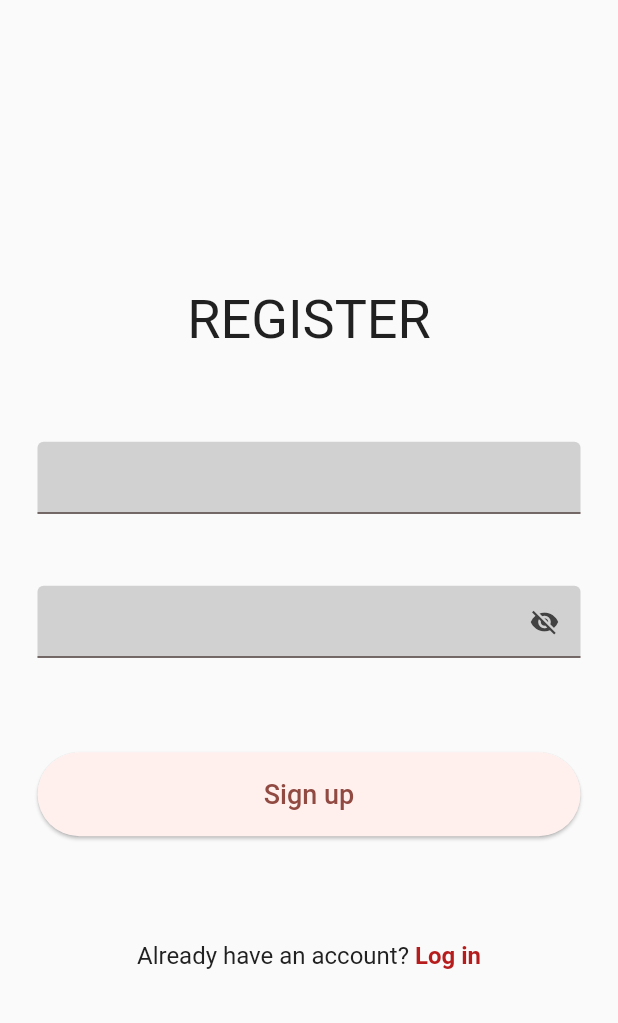
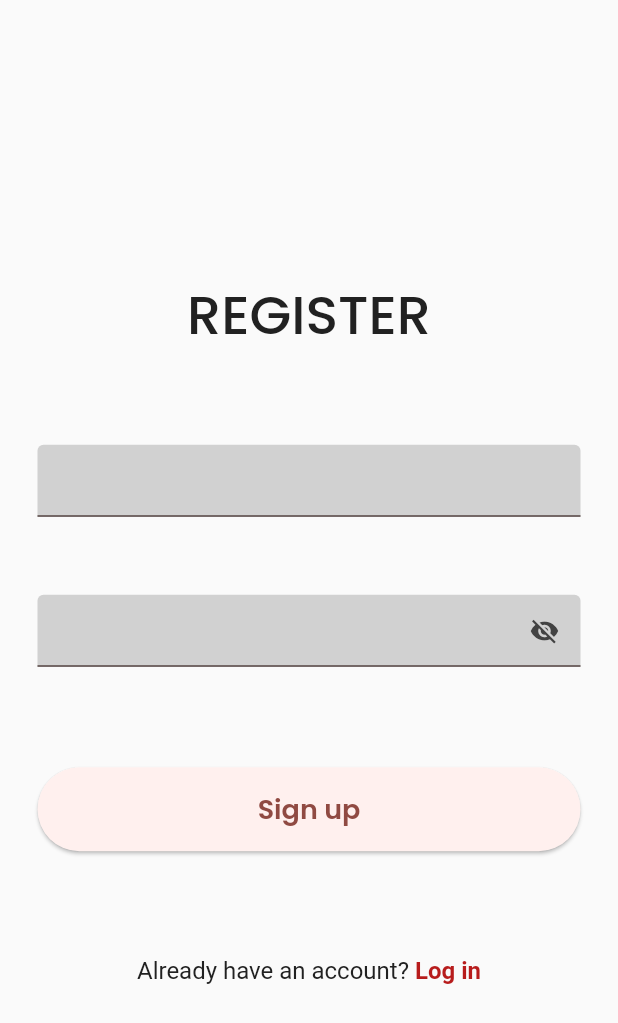
Before and after one commit to MuhammadSabah/Open-Vacancies, a Flutter app: the screen it shows after launch, on a phone screen of 412 x 824 dp. Shown: the top 1023 px of the screen. Run offline on Flutter 3.47's test engine with Material 2 defaults, Android fonts, the phone set to English and light mode, and no system bars; our stand-ins replace cloud_firestore, firebase_auth, firebase_core, google_fonts; accounts and stored records are empty.

Commit message:
Muhammad,Changing the font

```diff
--- a/lib/main.dart
+++ b/lib/main.dart
@@ -1,7 +1,7 @@
 import 'package:class_assignment_2/firebase_options.dart';
 import 'package:class_assignment_2/src/firebase/user_dao.dart';
 import 'package:class_assignment_2/src/screens/open_vacancies_screen.dart';
-
+import 'package:google_fonts/google_fonts.dart';
 import 'package:class_assignment_2/src/screens/register_screen_view.dart';
 import 'package:firebase_core/firebase_core.dart';
 import 'package:flutter/material.dart';
@@ -32,6 +32,7 @@ class _MyAppState extends State<MyApp> {
   Widget build(BuildContext context) {
     return MaterialApp(
         theme: ThemeData().copyWith(
+          textTheme: GoogleFonts.poppinsTextTheme(),
           appBarTheme: const AppBarTheme(
             systemOverlayStyle: SystemUiOverlayStyle(
               statusBarColor: Color.fromARGB(255, 209, 209, 209),
--- a/lib/src/firebase/user_dao.dart
+++ b/lib/src/firebase/user_dao.dart
@@ -1,5 +1,4 @@
 import 'package:firebase_auth/firebase_auth.dart';
-import 'package:flutter/material.dart';
 
 class UserDao {
   final _auth = FirebaseAuth.instance;
--- a/lib/src/screens/create_profile_screen_view.dart
+++ b/lib/src/screens/create_profile_screen_view.dart
@@ -8,7 +8,6 @@ import 'package:class_assignment_2/src/widgets/name_field.dart';
 import 'package:class_assignment_2/src/widgets/phone_field.dart';
 import 'package:firebase_auth/firebase_auth.dart';
 import 'package:flutter/material.dart';
-import 'package:provider/provider.dart';
 
 class CreateProfileScreenView extends StatefulWidget {
   const CreateProfileScreenView({Key? key}) : super(key: key);
--- a/lib/src/screens/login_screen_view.dart
+++ b/lib/src/screens/login_screen_view.dart
@@ -27,6 +27,7 @@ class _LoginScreenView extends State<LoginScreenView> {
   @override
   Widget build(BuildContext context) {
     return Scaffold(
+      resizeToAvoidBottomInset: false,
       body: Form(
         key: _formKey,
         child: Column(
@@ -39,6 +40,7 @@ class _LoginScreenView extends State<LoginScreenView> {
               'Login'.toUpperCase(),
               style: TextStyle(
                 fontSize: 36,
+                fontWeight: FontWeight.w500,
                 color: Colors.grey.shade900,
               ),
             ),
@@ -145,6 +147,7 @@ class _LoginScreenView extends State<LoginScreenView> {
                         'Log in',
                         style: TextStyle(
                           fontSize: 18,
+                          fontWeight: FontWeight.w600,
                         ),
                       ),
                     ),
--- a/lib/src/screens/open_vacancies_screen.dart
+++ b/lib/src/screens/open_vacancies_screen.dart
@@ -7,7 +7,6 @@ import 'package:class_assignment_2/src/widgets/message_card.dart';
 import 'package:cloud_firestore/cloud_firestore.dart';
 import 'package:flutter/material.dart';
 import 'package:flutter/services.dart';
-import 'package:provider/provider.dart';
 
 class OpenVacanciesScreen extends StatefulWidget {
   const OpenVacanciesScreen({Key? key}) : super(key: key);
--- a/lib/src/screens/register_screen_view.dart
+++ b/lib/src/screens/register_screen_view.dart
@@ -27,7 +27,11 @@ class _RegisterScreenView extends State<RegisterScreenView> {
   @override
   Widget build(BuildContext context) {
     return Scaffold(
-      body: Form(
+      resizeToAvoidBottomInset: false,
+      body: Column(
+        mainAxisAlignment: MainAxisAlignment.center,
+        children: [
+          Form(
             key: _formKey,
             child: Column(
               mainAxisAlignment: MainAxisAlignment.center,
@@ -39,6 +43,7 @@ class _RegisterScreenView extends State<RegisterScreenView> {
                   'Register'.toUpperCase(),
                   style: TextStyle(
                     fontSize: 36,
+                    fontWeight: FontWeight.w500,
                     color: Colors.grey.shade900,
                   ),
                 ),
@@ -49,7 +54,8 @@ class _RegisterScreenView extends State<RegisterScreenView> {
                     children: [
                       TextFormField(
                           validator: (String? value) {
-                        if (value == null || _emailController.text.isEmpty) {
+                            if (value == null ||
+                                _emailController.text.isEmpty) {
                               return 'Email Required';
                             } else {
                               return null;
@@ -68,7 +74,8 @@ class _RegisterScreenView extends State<RegisterScreenView> {
                       TextFormField(
                         obscureText: _obscureText,
                         validator: (String? value) {
-                      if (value == null || _passwordController.text.isEmpty) {
+                          if (value == null ||
+                              _passwordController.text.isEmpty) {
                             return 'Password Required';
                           } else {
                             return null;
@@ -146,6 +153,7 @@ class _RegisterScreenView extends State<RegisterScreenView> {
                             'Sign up',
                             style: TextStyle(
                               fontSize: 18,
+                              fontWeight: FontWeight.w600,
                             ),
                           ),
                         ),
@@ -193,6 +201,8 @@ class _RegisterScreenView extends State<RegisterScreenView> {
               ],
             ),
           ),
+        ],
+      ),
     );
   }
 }
--- a/pubspec.yaml
+++ b/pubspec.yaml
@@ -37,8 +37,8 @@ dependencies:
   cloud_firestore: ^3.4.2
   firebase_core: ^1.20.0
   font_awesome_flutter: ^10.1.0
-  provider: ^6.0.3
   url_launcher: ^6.1.5
+  google_fonts: ^3.0.1
 
 dev_dependencies:
   flutter_test:
```
Also changed, not shown: pubspec.lock, 1 other file. Lines whose indentation alone changed are shown as unchanged.
